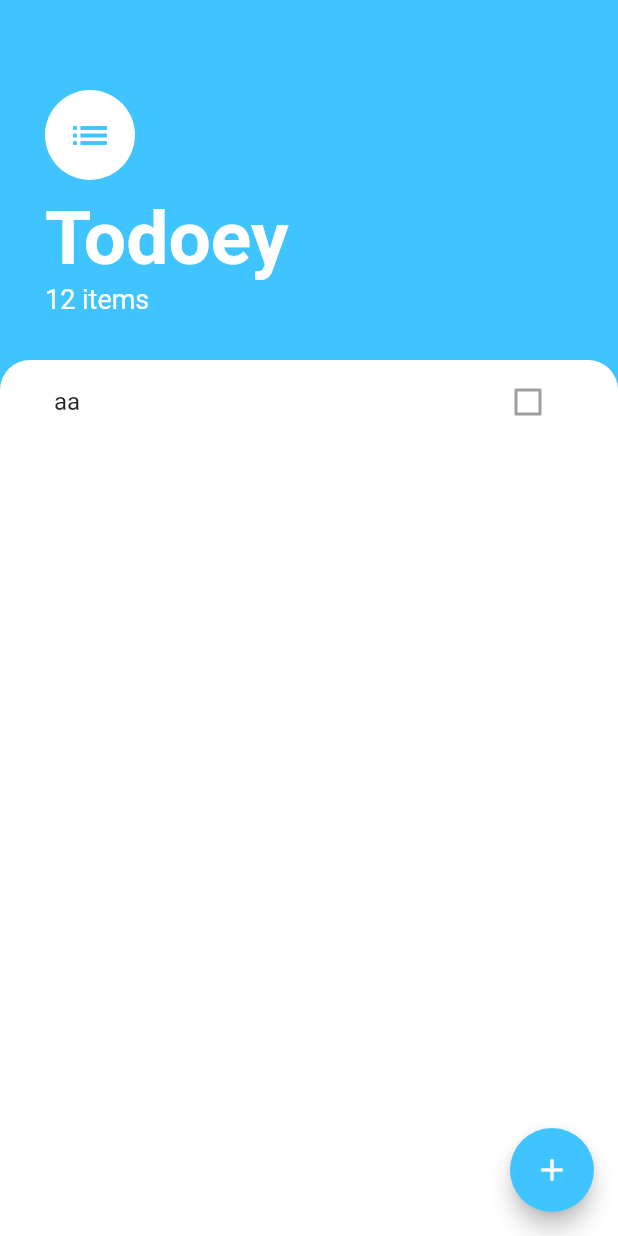
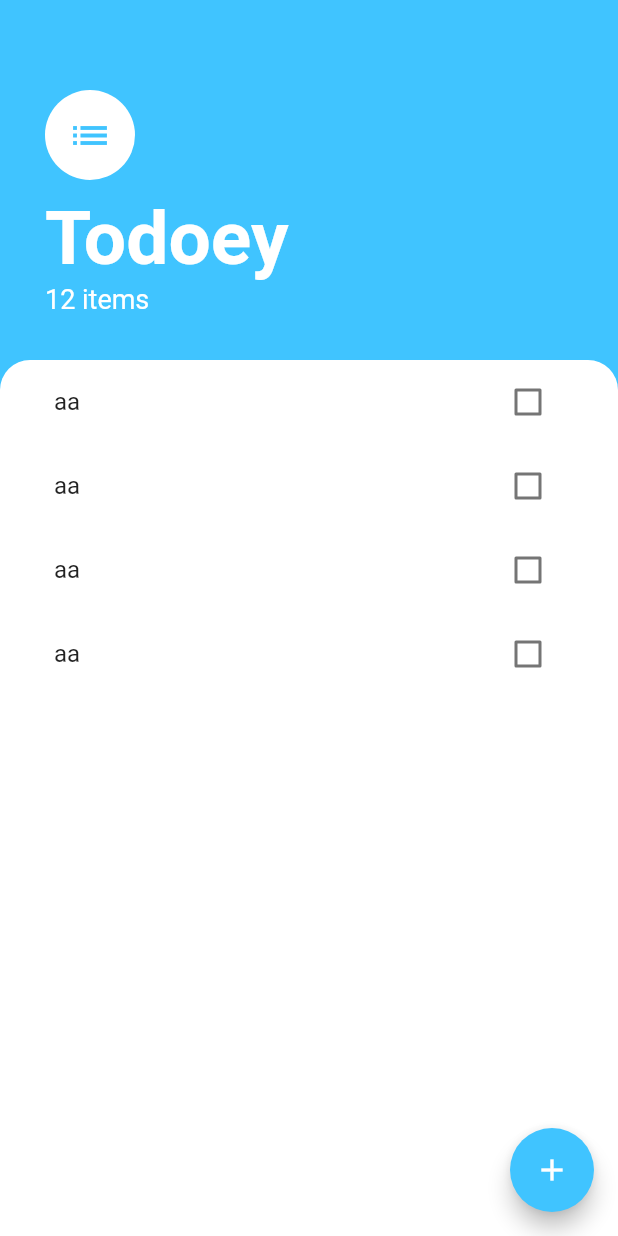
Before and after one commit to n04h/flutter_practice, a Flutter app: the screen it shows after launch, on a phone screen of 412 x 824 dp. Run offline on Flutter 3.47's test engine with Material 2 defaults, Android fonts, the phone set to English and light mode, and no system bars.

Commit message:
✨ 各ListTileでチェックボックスの状態を保持できるようにした

```diff
--- a/lib/widgets/task_tile.dart
+++ b/lib/widgets/task_tile.dart
@@ -5,9 +5,29 @@ class TaskTile extends StatelessWidget {
   Widget build(BuildContext context) {
     return ListTile(
       title: Text('aa'),
-      trailing: Checkbox(
-        value: false,
-      ),
+      trailing: TaskCheckbox(),
     );
   }
 }
+
+class TaskCheckbox extends StatefulWidget {
+  @override
+  _TaskCheckboxState createState() => _TaskCheckboxState();
+}
+
+class _TaskCheckboxState extends State<TaskCheckbox> {
+  bool isChecked = false;
+
+  @override
+  Widget build(BuildContext context) {
+    return Checkbox(
+      value: isChecked,
+      activeColor: Colors.lightBlueAccent,
+      onChanged: (value) {
+        setState(() {
+          isChecked = value;
+        });
+      },
+    );
+  }
+}
--- a/lib/widgets/tasks_list.dart
+++ b/lib/widgets/tasks_list.dart
@@ -7,6 +7,9 @@ class TasksList extends StatelessWidget {
     return ListView(
       children: <Widget>[
         TaskTile(),
+        TaskTile(),
+        TaskTile(),
+        TaskTile(),
       ],
     );
   }
```
